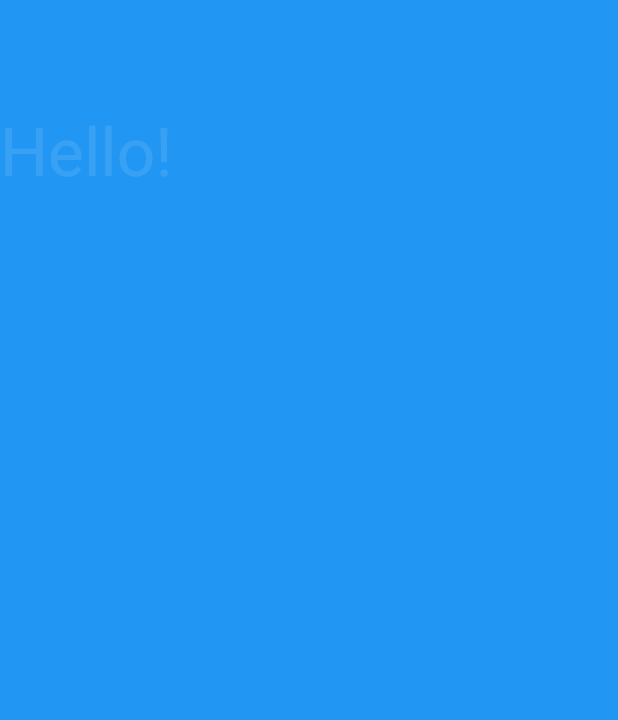
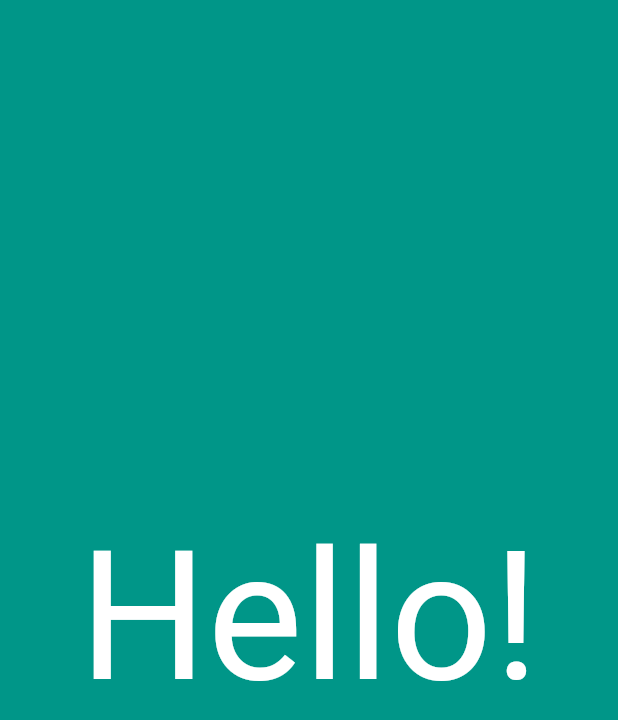
Before and after one commit to alexzaak/fact_of_day, a Flutter app: the screen it shows after launch, on a phone screen of 412 x 824 dp. Shown: the top 720 px of the screen. Run offline on Flutter 3.47's test engine with Material 2 defaults, Android fonts, the phone set to English and light mode, and no system bars; drawn by our look-alikes of auto_size_text; our stand-ins replace share, shared_preferences; missing offline and left inert: devicelocale.

Commit message:
added flex layout

```diff
--- a/fact_of_day/lib/ui/colors.dart
+++ b/fact_of_day/lib/ui/colors.dart
@@ -8,4 +8,4 @@ List<Color> bgcolors = [
   Colors.teal
 ];
 
-Color dispcolor = Colors.blue;
+Color dispcolor = Colors.teal;
--- a/fact_of_day/lib/ui/main.dart
+++ b/fact_of_day/lib/ui/main.dart
@@ -4,6 +4,7 @@ import 'package:fact_of_day/generated/i18n.dart';
 import 'package:fact_of_day/ui/colors.dart';
 import 'package:fact_of_day/ui/viewmodel.dart';
 import 'package:flutter/material.dart';
+import 'package:share/share.dart';
 
 void main() async {
   runApp(App());
@@ -71,7 +72,7 @@ class _AppBody extends State<AppBody> with SingleTickerProviderStateMixin {
     animationController = new AnimationController(
         vsync: this, duration: new Duration(seconds: 2));
     animation = new CurvedAnimation(
-        parent: animationController, curve: Curves.fastOutSlowIn);
+        parent: animationController, curve: Curves.linearToEaseOut);
     animation.addListener(() {
       this.setState(() {});
     });
@@ -89,11 +90,12 @@ class _AppBody extends State<AppBody> with SingleTickerProviderStateMixin {
     if (fact == null) {
       return new Scaffold(
           backgroundColor: dispcolor,
-          body: new Padding(
-            padding: const EdgeInsets.symmetric(vertical: 75.0),
+          body: new Center(
             child: new AutoSizeText(
               S.of(context).hello,
-              style: new TextStyle(color: Colors.white10, fontSize: 45.0),
+              minFontSize: 60.0,
+              maxFontSize: 120.0,
+              style: new TextStyle(color: Colors.white, fontSize: 120.0),
             ),
           ));
     } else {
@@ -103,21 +105,27 @@ class _AppBody extends State<AppBody> with SingleTickerProviderStateMixin {
           padding: const EdgeInsets.symmetric(vertical: 75.0),
           child: new Center(
             child: new Column(
-              mainAxisAlignment: MainAxisAlignment.spaceBetween,
               children: <Widget>[
-                new Align(
+                new Expanded(
+                    child: new Align(
                         alignment: Alignment.topLeft,
                         child: new Padding(
-                      padding: const EdgeInsets.only(left: 30.0),
+                          padding: const EdgeInsets.only(left: 20.0),
                           child: new AutoSizeText(
                             S.of(context).title,
-                        style:
-                            new TextStyle(color: Colors.white, fontSize: 45.0),
+                            style: new TextStyle(
+                                color: Colors.white, fontSize: 45.0),
                           ),
                         )),
-                new Padding(
+                    flex: 2),
+                new Expanded(
+                    child: new InkWell(
+                      onTap: () => _getFact(),
+                      child: new Container(
+                        margin: EdgeInsets.only(top: 20),
+                        child: new Padding(
                           padding:
-                      const EdgeInsets.only(left: 20.0, right: 20.0, top: 60.0),
+                              const EdgeInsets.only(left: 20.0, right: 20.0),
                           child: new Opacity(
                             opacity: animation.value * 1,
                             child: new Transform(
@@ -125,6 +133,8 @@ class _AppBody extends State<AppBody> with SingleTickerProviderStateMixin {
                                     0.0, animation.value * -50.0, 0.0),
                                 child: new AutoSizeText(
                                   fact.text,
+                                  minFontSize: 15.0,
+                                  maxFontSize: 45.0,
                                   style: new TextStyle(
                                       color: Colors.white,
                                       fontSize: 45.0,
@@ -132,6 +142,45 @@ class _AppBody extends State<AppBody> with SingleTickerProviderStateMixin {
                                 )),
                           ),
                         ),
+                      ),
+                    ),
+                    flex: 4),
+                new Expanded(
+                    child: new Align(
+                      alignment: Alignment.bottomRight,
+                      child: new Container(
+                        margin: EdgeInsets.only(top: 10, right: 20),
+                        child: new AutoSizeText(
+                          fact.source,
+                          style: new TextStyle(
+                              color: Colors.white,
+                              fontSize: 15.0,
+                              fontWeight: FontWeight.w100),
+                        ),
+                      ),
+                    ),
+                    flex: 1),
+                new Expanded(
+                    child: new Container(
+                      margin: EdgeInsets.only(top: 10),
+                      child: new Padding(
+                          padding: EdgeInsets.only(left: 20, right: 20),
+                          child: new Row(
+                            mainAxisAlignment: MainAxisAlignment.end,
+                            children: <Widget>[
+                              new IconButton(
+                                  icon: Icon(Icons.favorite),
+                                  tooltip: 'Increase volume by 10',
+                                  onPressed: () =>
+                                      ViewModel().saveAsFavorite(fact.text)),
+                              new IconButton(
+                                  icon: Icon(Icons.share),
+                                  tooltip: 'Increase volume by 10',
+                                  onPressed: () => Share.share(fact.text))
+                            ],
+                          )),
+                    ),
+                    flex: 1),
               ],
             ),
           ),
--- a/fact_of_day/lib/ui/viewmodel.dart
+++ b/fact_of_day/lib/ui/viewmodel.dart
@@ -2,8 +2,11 @@ import 'package:devicelocale/devicelocale.dart';
 import 'package:fact_of_day/data/fact.dart';
 import 'package:fact_of_day/data/repository.dart';
 import 'package:flutter/services.dart';
+import 'package:shared_preferences/shared_preferences.dart';
 
 class ViewModel {
+  static const String FAVORITE_LIST = "pref_favorite_list";
+
   Future<String> getLanguageCode() async {
     String myLanguage;
     try {
@@ -29,4 +32,26 @@ class ViewModel {
     String languageCode = await getLanguageCode();
     return await Repository().getRandom(languageCode);
   }
+
+  void saveAsFavorite(String text) async {
+    List<String> favorites = new List();
+    favorites.add(text);
+
+    List<String> storedList = await getFavorites();
+    if (storedList != null) {
+      storedList.add(text);
+      SharedPreferences prefs = await SharedPreferences.getInstance();
+      await prefs.setStringList(FAVORITE_LIST, storedList);
+    }
+  }
+
+  Future<List<String>> getFavorites() async {
+    SharedPreferences prefs = await SharedPreferences.getInstance();
+    List<String> list = prefs.getStringList(FAVORITE_LIST);
+    if (list == null) {
+      return new List();
+    }
+
+    return list;
+  }
 }
--- a/fact_of_day/pubspec.yaml
+++ b/fact_of_day/pubspec.yaml
@@ -29,6 +29,9 @@ dependencies:
   http: ^0.12.0+2
   auto_size_text: ^1.1.2
   devicelocale: ^0.1.1
+  share: ^0.6.1+1
+  clipboard_manager: ^0.0.1
+  shared_preferences: ^0.5.2
 
 dev_dependencies:
   flutter_test:
```
Lines whose indentation alone changed are shown as unchanged.
